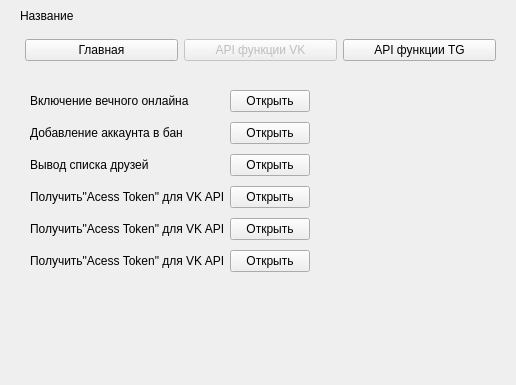
First picture: the form in vk_api.ui, repository AlisMori/API_project, before the edit.
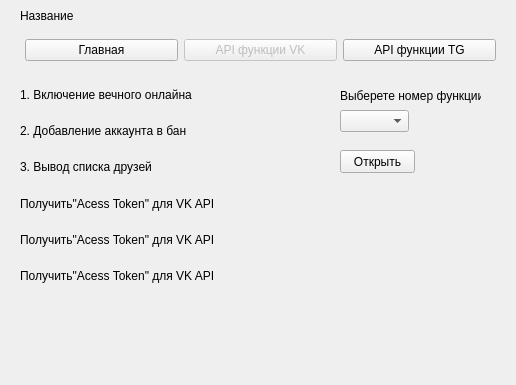
Second picture: the form after the edit.

Commit message: Error correction

```diff
--- a/vk_api.ui
+++ b/vk_api.ui
@@ -13,126 +13,6 @@
   <property name="windowTitle">
    <string>Form</string>
   </property>
-  <widget class="QWidget" name="formLayoutWidget">
-   <property name="geometry">
-    <rect>
-     <x>20</x>
-     <y>80</y>
-     <width>331</width>
-     <height>241</height>
-    </rect>
-   </property>
-   <layout class="QFormLayout" name="formLayout">
-    <property name="fieldGrowthPolicy">
-     <enum>QFormLayout::ExpandingFieldsGrow</enum>
-    </property>
-    <property name="rowWrapPolicy">
-     <enum>QFormLayout::DontWrapRows</enum>
-    </property>
-    <property name="horizontalSpacing">
-     <number>5</number>
-    </property>
-    <property name="verticalSpacing">
-     <number>10</number>
-    </property>
-    <property name="leftMargin">
-     <number>10</number>
-    </property>
-    <property name="topMargin">
-     <number>10</number>
-    </property>
-    <property name="rightMargin">
-     <number>10</number>
-    </property>
-    <property name="bottomMargin">
-     <number>10</number>
-    </property>
-    <item row="0" column="0">
-     <widget class="QLabel" name="label_2">
-      <property name="text">
-       <string>Включение вечного онлайна</string>
-      </property>
-     </widget>
-    </item>
-    <item row="1" column="0">
-     <widget class="QLabel" name="label_3">
-      <property name="text">
-       <string>Добавление аккаунта в бан</string>
-      </property>
-     </widget>
-    </item>
-    <item row="1" column="1">
-     <widget class="QPushButton" name="function2">
-      <property name="text">
-       <string>Открыть</string>
-      </property>
-     </widget>
-    </item>
-    <item row="2" column="0">
-     <widget class="QLabel" name="label_4">
-      <property name="text">
-       <string>Вывод списка друзей</string>
-      </property>
-     </widget>
-    </item>
-    <item row="2" column="1">
-     <widget class="QPushButton" name="function3">
-      <property name="text">
-       <string>Открыть</string>
-      </property>
-     </widget>
-    </item>
-    <item row="3" column="0">
-     <widget class="QLabel" name="label_5">
-      <property name="text">
-       <string>Получить&quot;Acess Token&quot; для VK API</string>
-      </property>
-     </widget>
-    </item>
-    <item row="3" column="1">
-     <widget class="QPushButton" name="function4">
-      <property name="text">
-       <string>Открыть</string>
-      </property>
-     </widget>
-    </item>
-    <item row="4" column="0">
-     <widget class="QLabel" name="label_6">
-      <property name="text">
-       <string>Получить&quot;Acess Token&quot; для VK API</string>
-      </property>
-     </widget>
-    </item>
-    <item row="4" column="1">
-     <widget class="QPushButton" name="function5">
-      <property name="text">
-       <string>Открыть</string>
-      </property>
-     </widget>
-    </item>
-    <item row="5" column="0">
-     <widget class="QLabel" name="label_7">
-      <property name="text">
-       <string>Получить&quot;Acess Token&quot; для VK API</string>
-      </property>
-     </widget>
-    </item>
-    <item row="5" column="1">
-     <widget class="QPushButton" name="function6">
-      <property name="text">
-       <string>Открыть</string>
-      </property>
-     </widget>
-    </item>
-    <item row="0" column="1">
-     <widget class="QPushButton" name="function1">
-      <property name="text">
-       <string>Открыть</string>
-      </property>
-     </widget>
-    </item>
-   </layout>
-  </widget>
   <widget class="QWidget" name="horizontalLayoutWidget">
    <property name="geometry">
     <rect>
@@ -197,6 +77,96 @@
     <string>Название</string>
    </property>
   </widget>
+  <widget class="QWidget" name="verticalLayoutWidget">
+   <property name="geometry">
+    <rect>
+     <x>20</x>
+     <y>80</y>
+     <width>291</width>
+     <height>211</height>
+    </rect>
+   </property>
+   <layout class="QVBoxLayout" name="verticalLayout">
+    <item>
+     <widget class="QLabel" name="label_2">
+      <property name="text">
+       <string>1. Включение вечного онлайна</string>
+      </property>
+     </widget>
+    </item>
+    <item>
+     <widget class="QLabel" name="label_3">
+      <property name="text">
+       <string>2. Добавление аккаунта в бан</string>
+      </property>
+     </widget>
+    </item>
+    <item>
+     <widget class="QLabel" name="label_4">
+      <property name="text">
+       <string>3. Вывод списка друзей</string>
+      </property>
+     </widget>
+    </item>
+    <item>
+     <widget class="QLabel" name="label_5">
+      <property name="text">
+       <string>Получить&quot;Acess Token&quot; для VK API</string>
+      </property>
+     </widget>
+    </item>
+    <item>
+     <widget class="QLabel" name="label_6">
+      <property name="text">
+       <string>Получить&quot;Acess Token&quot; для VK API</string>
+      </property>
+     </widget>
+    </item>
+    <item>
+     <widget class="QLabel" name="label_7">
+      <property name="text">
+       <string>Получить&quot;Acess Token&quot; для VK API</string>
+      </property>
+     </widget>
+    </item>
+   </layout>
+  </widget>
+  <widget class="QLabel" name="label_8">
+   <property name="geometry">
+    <rect>
+     <x>340</x>
+     <y>80</y>
+     <width>141</width>
+     <height>31</height>
+    </rect>
+   </property>
+   <property name="text">
+    <string>Выберете номер функции</string>
+   </property>
+  </widget>
+  <widget class="QComboBox" name="nums">
+   <property name="geometry">
+    <rect>
+     <x>340</x>
+     <y>110</y>
+     <width>69</width>
+     <height>22</height>
+    </rect>
+   </property>
+  </widget>
+  <widget class="QPushButton" name="function">
+   <property name="geometry">
+    <rect>
+     <x>340</x>
+     <y>150</y>
+     <width>75</width>
+     <height>23</height>
+    </rect>
+   </property>
+   <property name="text">
+    <string>Открыть</string>
+   </property>
+  </widget>
  </widget>
  <resources/>
  <connections/>
```
The commit also changes 1 other file.
